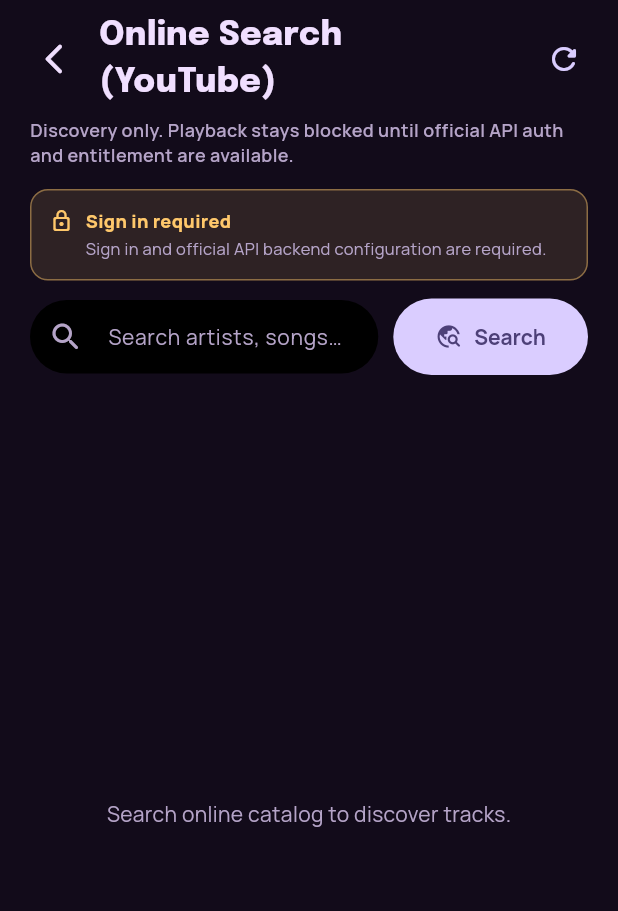
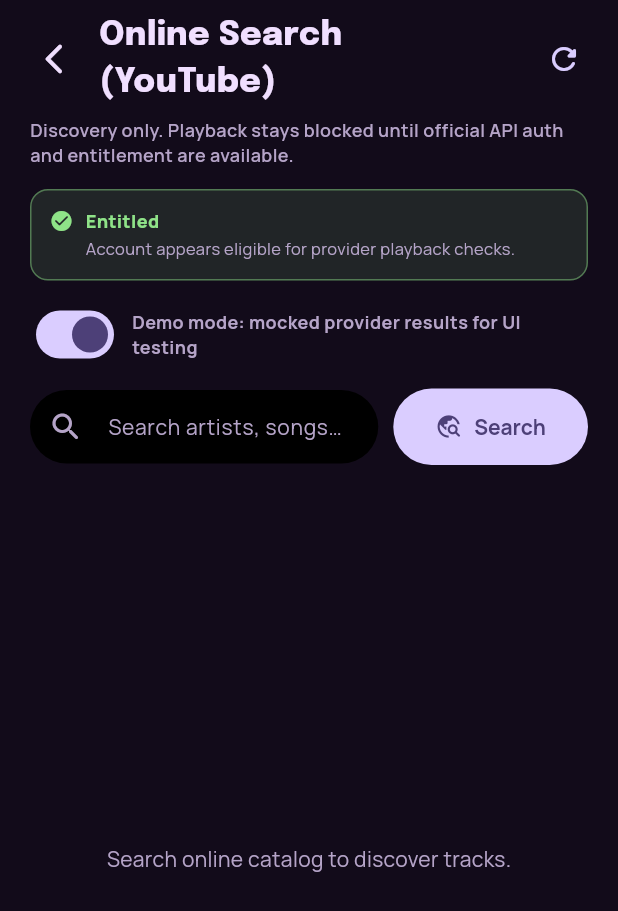
Before and after one commit to ngigijohn/stitch-music, a Flutter app: the screen it shows after launch, item 3 of the bottom bar chosen, after a tap on the "cloud queue" icon, on a phone screen of 412 x 824 dp. Shown: the top 911 px of the screen. Run offline on Flutter 3.47's test engine with Material 3 defaults, Android fonts, the light colour scheme and no system bars; our stand-ins replace google_fonts, just_audio, permission_handler, shared_preferences; accounts and stored records are empty.

Commit message:
feat(streaming): add mock YouTube backend for UX testing and update discovery progress

```diff
--- a/lib/screens/online_search_screen.dart
+++ b/lib/screens/online_search_screen.dart
@@ -14,7 +14,6 @@
 
 class _OnlineSearchScreenState extends State<OnlineSearchScreen> {
   final TextEditingController _queryController = TextEditingController();
-  final StreamAdapterRegistry _registry = StreamAdapterRegistry.defaultRegistry();
 
   static const String _provider = 'youtube';
 
@@ -22,6 +21,10 @@
   StreamDiscoveryResult? _result;
   bool _loadingEntitlement = true;
   bool _searching = false;
+  bool _demoMode = true;
+
+  StreamAdapterRegistry get _registry =>
+      _demoMode ? StreamAdapterRegistry.demoRegistry() : StreamAdapterRegistry.defaultRegistry();
 
   @override
   void initState() {
@@ -145,6 +148,36 @@
               )
             else
               _EntitlementBanner(entitlement: entitlement),
+            Padding(
+              padding: const EdgeInsets.fromLTRB(20, 12, 20, 0),
+              child: Row(
+                children: [
+                  Switch.adaptive(
+                    value: _demoMode,
+                    onChanged: (value) {
+                      setState(() {
+                        _demoMode = value;
+                        _result = null;
+                      });
+                      _refreshEntitlement();
+                    },
+                  ),
+                  const SizedBox(width: 8),
+                  Expanded(
+                    child: Text(
+                      _demoMode
+                          ? 'Demo mode: mocked provider results for UI testing'
+                          : 'Production-safe mode: fail-closed until official backend is configured',
+                      style: GoogleFonts.manrope(
+                        fontSize: 12,
+                        fontWeight: FontWeight.w700,
+                        color: AppColors.onSurfaceVariant,
+                      ),
+                    ),
+                  ),
+                ],
+              ),
+            ),
             const SizedBox(height: 12),
             Padding(
               padding: const EdgeInsets.symmetric(horizontal: 20),
@@ -378,7 +411,7 @@
                     ),
                     const SizedBox(height: 2),
                     Text(
-                      '${c.artist} • ${c.provider.toUpperCase()}',
+                      '${c.artist} • ${c.provider.toUpperCase()}${c.duration == null ? '' : ' • ${_fmtDuration(c.duration!)}'}',
                       maxLines: 1,
                       overflow: TextOverflow.ellipsis,
                       style: GoogleFonts.manrope(
@@ -403,4 +436,10 @@
       },
     );
   }
+
+  static String _fmtDuration(Duration duration) {
+    final minutes = duration.inMinutes;
+    final seconds = duration.inSeconds % 60;
+    return '$minutes:${seconds.toString().padLeft(2, '0')}';
+  }
 }
--- a/lib/services/streaming/stream_adapter_registry.dart
+++ b/lib/services/streaming/stream_adapter_registry.dart
@@ -1,4 +1,5 @@
 import 'stream_backend_gateway.dart';
+import 'stream_mock_backend_gateway.dart';
 import 'stream_source_adapter.dart';
 import 'youtube_compliant_discovery_adapter.dart';
 
@@ -15,6 +16,10 @@
     return StreamAdapterRegistry._(adapters);
   }
 
+  factory StreamAdapterRegistry.demoRegistry() {
+    return StreamAdapterRegistry.defaultRegistry(gateway: const MockYouTubeBackendGateway());
+  }
+
   StreamSourceAdapter? byProvider(String provider) => _adapters[provider];
 
   List<String> providers() => _adapters.keys.toList(growable: false);
--- /dev/null
+++ b/lib/services/streaming/stream_mock_backend_gateway.dart
@@ -0,0 +1,61 @@
+import 'dart:math';
+
+import 'stream_backend_gateway.dart';
+import 'stream_discovery_models.dart';
+
+class MockYouTubeBackendGateway implements StreamBackendGateway {
+  const MockYouTubeBackendGateway();
+
+  @override
+  Future<UserEntitlement> fetchEntitlement({required String provider}) async {
+    return const UserEntitlement(
+      authenticated: true,
+      hasPremium: true,
+      regionAllowed: true,
+      providerUserId: 'demo-user',
+      statusMessage: 'Demo mode is enabled. Results are mocked for UI testing only.',
+    );
+  }
+
+  @override
+  Future<StreamDiscoveryResult> searchCatalog({
+    required String provider,
+    required StreamDiscoveryRequest request,
+  }) async {
+    final query = request.query.trim();
+    if (query.isEmpty) {
+      return const StreamDiscoveryResult(
+        error: DiscoveryError(
+          code: 'empty_query',
+          message: 'Search query is empty.',
+          userActionable: true,
+        ),
+      );
+    }
+
+    final seed = query.toLowerCase().hashCode;
+    final random = Random(seed);
+    final candidates = List.generate(6, (index) {
+      final locked = index.isOdd;
+      return StreamCandidate(
+        id: 'yt_demo_${query.replaceAll(' ', '_')}_$index',
+        title: '$query Demo Mix ${index + 1}',
+        artist: 'Creator ${String.fromCharCode(65 + index)}',
+        provider: provider,
+        duration: Duration(minutes: 2 + random.nextInt(4), seconds: random.nextInt(60)),
+        requiresEntitlement: locked,
+      );
+    });
+
+    return StreamDiscoveryResult(candidates: candidates);
+  }
+
+  @override
+  Future<Uri?> resolvePlaybackUri({
+    required String provider,
+    required StreamCandidate candidate,
+    required UserEntitlement entitlement,
+  }) async {
+    return null;
+  }
+}
```
Also changed, not shown: 3 other files.
